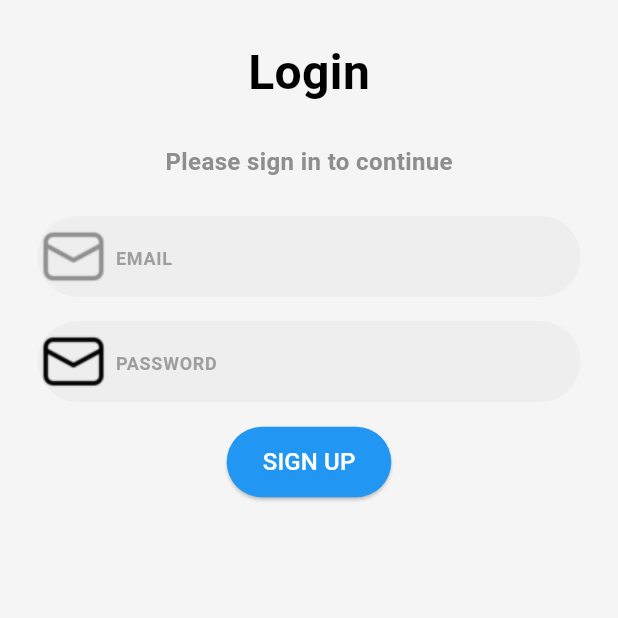
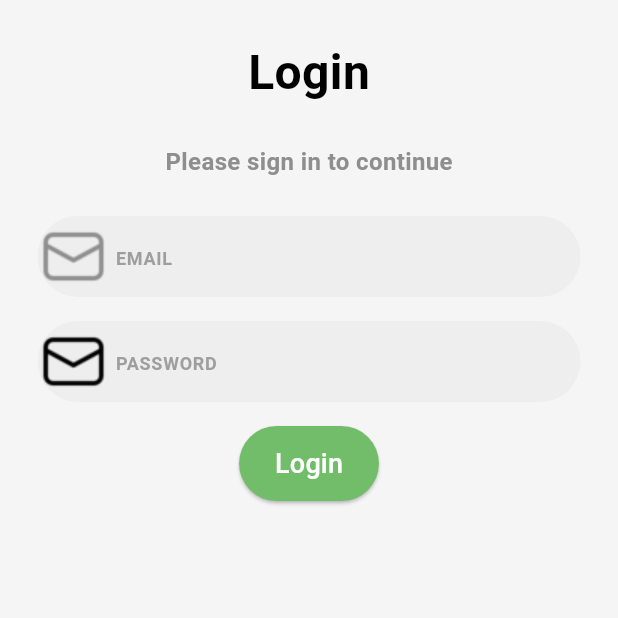
Before and after one commit to DeKxus/ZipRecipes, a Flutter app: the screen it shows after launch, on a phone screen of 412 x 824 dp, the top half of it. Run offline on Flutter 3.47's test engine with Material 3 defaults, Android fonts, the light colour scheme and no system bars; our stand-ins replace curved_navigation_bar, firebase_auth, firebase_core; accounts and stored records are empty.

Commit message:
rapa valetas

```diff
--- a/zip_recipes_app/lib/auth/login.dart
+++ b/zip_recipes_app/lib/auth/login.dart
@@ -108,13 +108,23 @@ class _LoginPageState extends State<LoginPage> {
               SizedBox(height: 16.0),
 
               //sign in button
-              CustomPillButton(
-                text: 'SIGN UP',
+              ElevatedButton(
                 onPressed: () {
-                  print("Button Pressed!");
+                  print('Botão de Login pressionado');
                   signIn();
                 },
-              ),
+                style: ElevatedButton.styleFrom(
+                  backgroundColor: Color.fromARGB(255, 114, 189, 106),
+                  padding: EdgeInsets.symmetric(horizontal: 24, vertical: 12), // Ajusta o padding do botão
+                ),
+                child: Text(
+                  'Login',
+                  style: TextStyle(
+                    color: Colors.white, // Define a cor do texto
+                    fontSize: 18,        // Tamanho da fonte do texto
+                  ),
+                ),
+              )
             ],
           ),
         ),
--- a/zip_recipes_app/lib/home/home.dart
+++ b/zip_recipes_app/lib/home/home.dart
@@ -1,5 +1,7 @@
 import 'package:flutter/material.dart';
 import 'dart:math' as math;
+
+import 'package:zip_recipes_app/home/scan.dart';
 
 class HomePage extends StatefulWidget {
   const HomePage({super.key});
@@ -172,6 +174,7 @@ class _HomePageState extends State<HomePage> {
               onTap: () {
                 print("Scan icon clicked");
                 // Add your action for scan icon here
+                Navigator.push(context, MaterialPageRoute(builder: (context) => const ScanPage()));
               },
               child: Container(
                 width: 100,
```
